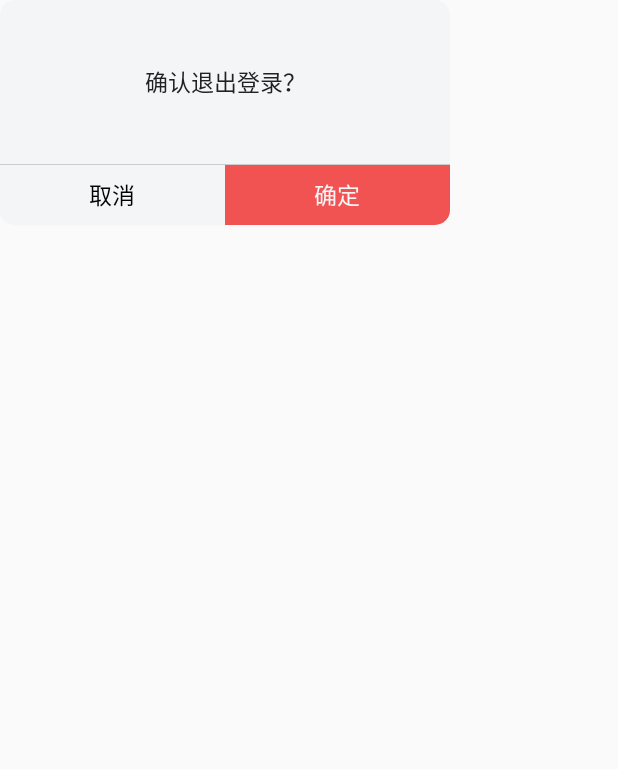
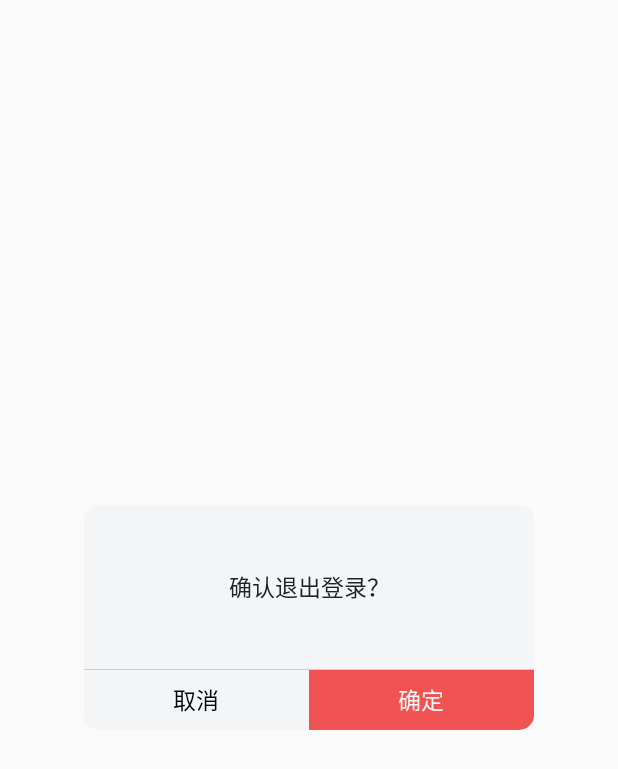
Before and after one commit to YuMengShuaii/UtilsPluinProject, an Android app: the layout newdialog_lay.xml on its own in the app's theme, with its tools: preview values and no code run, on a phone screen of 412 x 824 dp. Shown: the top 769 px of the screen. Run offline under Robolectric (Android 15) with nearby library versions, the phone set to English and light mode, and no system bars.

Commit message:
修复窗口泄露BUG

```diff
--- a/baseutils/build.gradle
+++ b/baseutils/build.gradle
@@ -44,7 +44,7 @@ publish {
     userOrg = 'geamtear'      //bintray注册的用户名
     groupId = 'com.enation.geamtear.util'         //compile引用时的第1部分groupId
     artifactId = 'base'     //compile引用时的第2部分项目名
-    publishVersion = '1.0.6'    //compile引用时的第3部分版本号
+    publishVersion = '1.0.8'    //compile引用时的第3部分版本号
     desc = 'This is a netutils'
     website = 'https://github.com/YuMengShuaii'
 }
--- a/baseutils/src/main/java/com/enation/javashop/utils/base/tool/CommonTool.java
+++ b/baseutils/src/main/java/com/enation/javashop/utils/base/tool/CommonTool.java
@@ -61,14 +61,14 @@ public class CommonTool {
         ((TextView) localView.findViewById(R.id.message)).setText(message);
         yesTv.setOnClickListener(new View.OnClickListener() {
             public void onClick(View paramView) {
+                dialog.dismiss();
                 listener.yes();
-                dialog.dismiss();
             }
         });
         noTv.setOnClickListener(new View.OnClickListener() {
             public void onClick(View paramView) {
+                dialog.dismiss();
                 listener.no();
-                dialog.dismiss();
             }
         });
         dialog.setCanceledOnTouchOutside(true);
--- a/baseutils/src/main/res/layout/newdialog_lay.xml
+++ b/baseutils/src/main/res/layout/newdialog_lay.xml
@@ -1,11 +1,15 @@
 <?xml version="1.0" encoding="utf-8"?>
-<LinearLayout android:orientation="vertical"
+<LinearLayout
+    android:orientation="vertical"
     android:background="#00000000"
-    android:layout_width="300.0dip"
-    android:layout_height="150.0dip"
+    android:gravity="center"
+    android:layout_width="match_parent"
+    android:layout_height="match_parent"
   xmlns:android="http://schemas.android.com/apk/res/android">
-    <LinearLayout android:orientation="vertical"
+    <LinearLayout
+        android:orientation="vertical"
         android:background="@drawable/radis"
+        android:layout_gravity="center"
         android:layout_width="300.0dip"
         android:layout_height="150.0dip">
         <TextView android:textSize="15.0sp"
```
Also changed, not shown: app/src/main/java/com/enation/javashop/utils/baseutils/MainActivity.java (+16 -5 lines), baseutils/src/main/res/values/styles.xml (+3 -9 lines).
